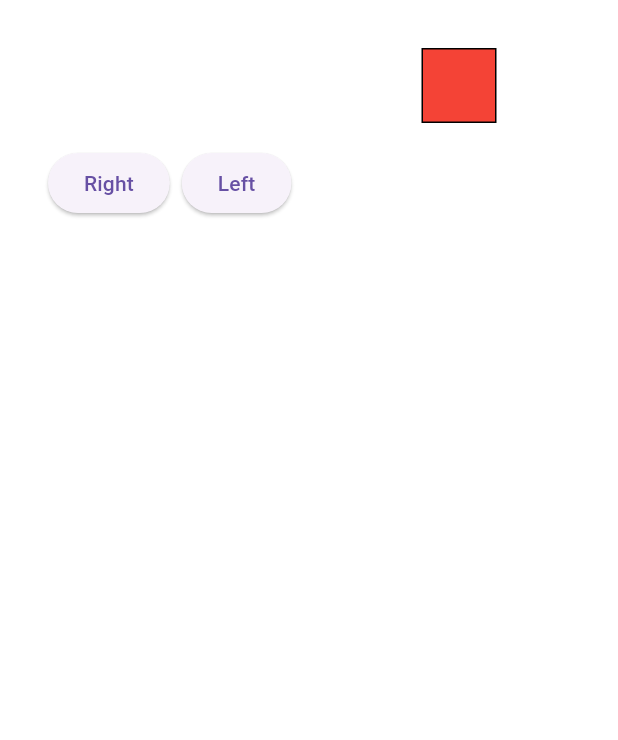
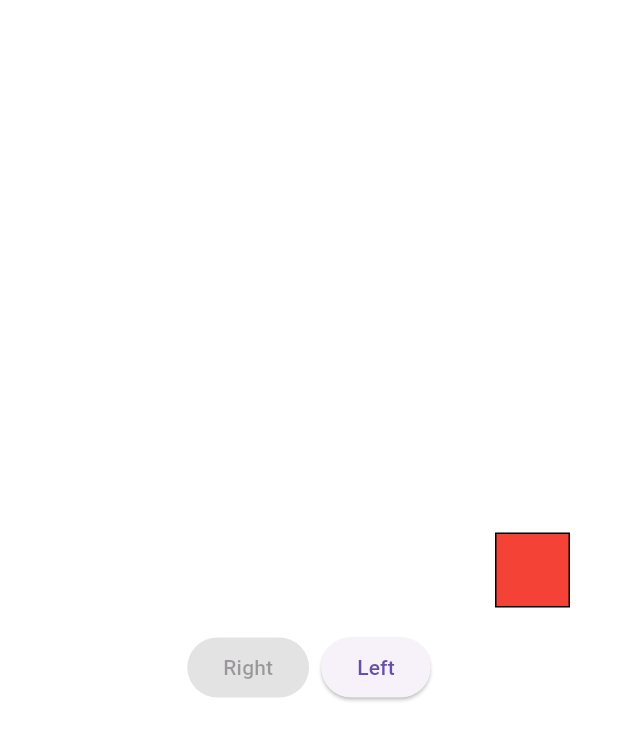
Before and after one commit to Dev-Yadnesh8/red_square_task, a Flutter app: the screen it shows after launch, after a tap on "Right", on a phone screen of 412 x 824 dp. Shown: the top 740 px of the screen. Run offline on Flutter 3.47's test engine with Material 3 defaults, Android fonts, the phone set to English and light mode, and no system bars.

Commit message:
final code commit

```diff
--- a/lib/main.dart
+++ b/lib/main.dart
@@ -22,44 +22,55 @@ class SquareAnimation extends StatefulWidget {
   const SquareAnimation({super.key});
 
   @override
-  State<SquareAnimation> createState() {
-    return SquareAnimationState();
-  }
+  State<SquareAnimation> createState() => SquareAnimationState();
 }
 
 class SquareAnimationState extends State<SquareAnimation> {
   static const _squareSize = 50.0;
 
- /// using value notifier to only update the required part of screen rather rebuilding all ui
-  ValueNotifier<double> positionNotifier = ValueNotifier(0.0);
+  Alignment alignment = Alignment.center; // Start from center
 
   @override
   Widget build(BuildContext context) {
     return Column(
+      mainAxisAlignment: MainAxisAlignment.center,
       children: [
-        ValueListenableBuilder(
-          valueListenable: positionNotifier,
-           builder: (context, postion, child) {
-          return Container(
+        AnimatedAlign(
+          alignment: alignment,
+          duration: const Duration(seconds: 1),
+          curve: Curves.linear,
+          child: Container(
             width: _squareSize,
             height: _squareSize,
-            transform: Matrix4.translationValues(postion, 0, 0), // moves only on x axis , not on y and z
             decoration: BoxDecoration(
               color: Colors.red,
               border: Border.all(),
             ),
-          );
-        },),
+          ),
+        ),
         const SizedBox(height: 16),
         Row(
+          mainAxisAlignment: MainAxisAlignment.center,
           children: [
             ElevatedButton(
-              onPressed: moveRight,
+              onPressed: alignment != Alignment.centerRight
+                  ? () {
+                      setState(() {
+                        alignment = Alignment.centerRight;
+                      });
+                    }
+                  : null, // Disable if already at the right
               child: const Text('Right'),
             ),
             const SizedBox(width: 8),
             ElevatedButton(
-              onPressed: moveLeft,
+              onPressed: alignment != Alignment.centerLeft
+                  ? () {
+                      setState(() {
+                        alignment = Alignment.centerLeft;
+                      });
+                    }
+                  : null, // Disable if already at the left
               child: const Text('Left'),
             ),
           ],
@@ -67,14 +78,4 @@ class SquareAnimationState extends State<SquareAnimation> {
       ],
     );
   }
- /// Function for moving the container to right by 100px
-  void moveRight() {
-
-      positionNotifier.value = positionNotifier.value +100; // adding 100px to move to right
-
-  }
- /// Function for moving the container to left by 100px
-  void moveLeft() {
-    positionNotifier.value = positionNotifier.value - 100; // decreasing 100 px to move to left
-  }
 }
```
